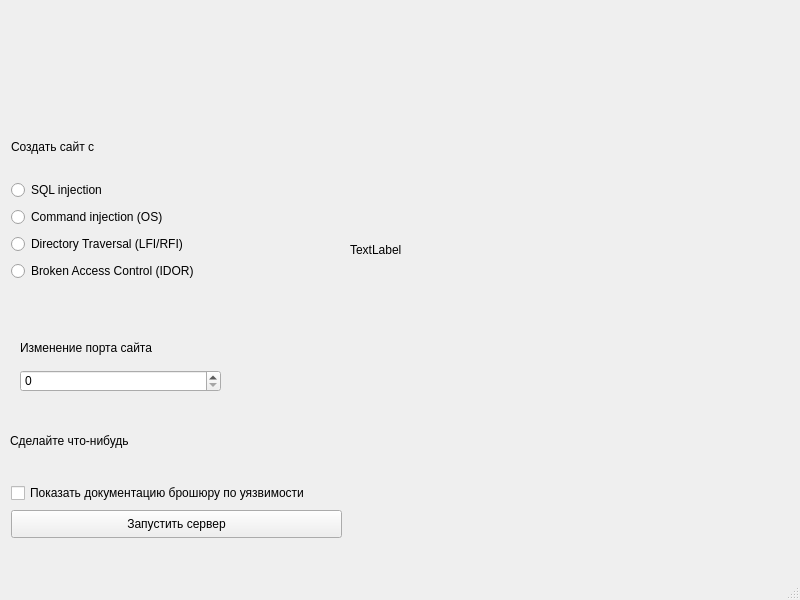
Qt form main.ui (Mirvitik/site-launcher-for-edu) before a commit.
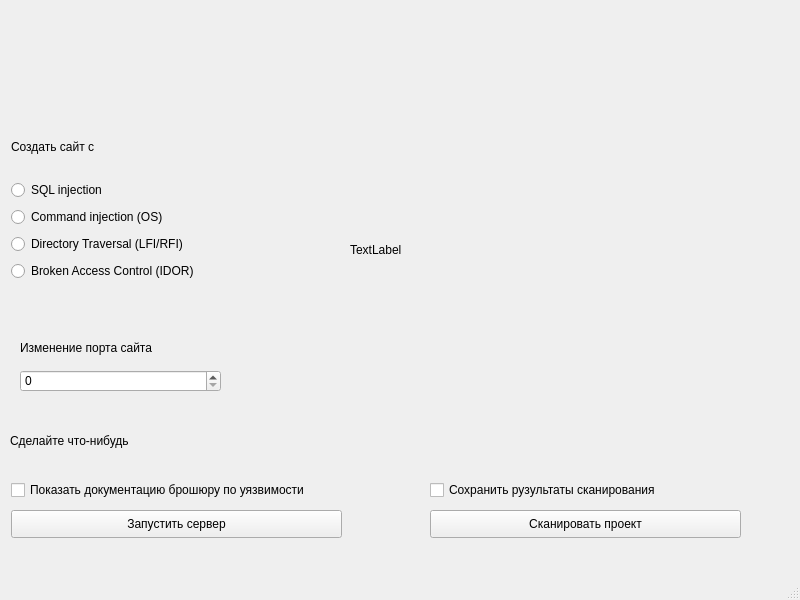
The same form after that commit.

Diff of the .ui file:
```diff
--- a/main.ui
+++ b/main.ui
@@ -96,7 +96,7 @@
     <property name="geometry">
      <rect>
       <x>11</x>
-      <y>483</y>
+      <y>480</y>
       <width>317</width>
       <height>20</height>
      </rect>
@@ -154,6 +154,32 @@
      <string>Изменение порта сайта</string>
     </property>
    </widget>
+   <widget class="QPushButton" name="pushButton_2">
+    <property name="geometry">
+     <rect>
+      <x>430</x>
+      <y>510</y>
+      <width>311</width>
+      <height>28</height>
+     </rect>
+    </property>
+    <property name="text">
+     <string>Сканировать проект</string>
+    </property>
+   </widget>
+   <widget class="QCheckBox" name="checkBox_2">
+    <property name="geometry">
+     <rect>
+      <x>430</x>
+      <y>480</y>
+      <width>301</width>
+      <height>20</height>
+     </rect>
+    </property>
+    <property name="text">
+     <string>Сохранить рузультаты сканирования</string>
+    </property>
+   </widget>
   </widget>
   <widget class="QMenuBar" name="menubar">
    <property name="geometry">
```
